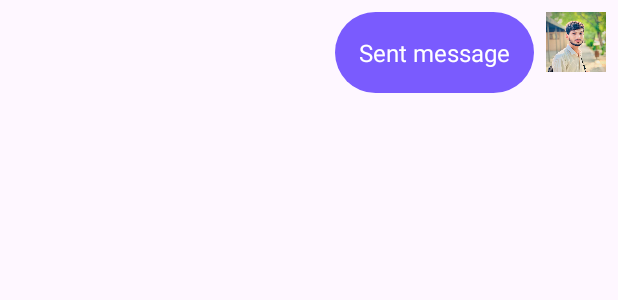
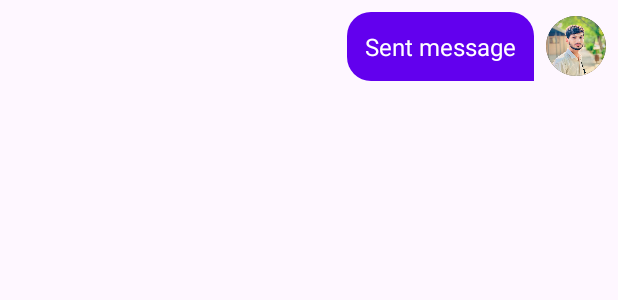
Before and after one commit to AbrarAli-SE/Echo-I, an Android app: the layout chat_message_item_sent.xml on its own in the app's theme, with its tools: preview values and no code run, on a phone screen of 412 x 824 dp. Shown: the top 300 px of the screen. Run offline under Robolectric (Android 15) with nearby library versions, the phone set to English and light mode, and no system bars.

Commit message:
Chat interface implemented

```diff
--- /dev/null
+++ b/app/src/main/res/drawable/baseline_arrow_back_ios_new_24.xml
@@ -0,0 +1,5 @@
+<vector xmlns:android="http://schemas.android.com/apk/res/android" android:height="24dp" android:tint="#000000" android:viewportHeight="24" android:viewportWidth="24" android:width="24dp">
+
+    <path android:fillColor="@android:color/white" android:pathData="M17.77,3.77l-1.77,-1.77l-10,10l10,10l1.77,-1.77l-8.23,-8.23z"/>
+
+</vector>
--- /dev/null
+++ b/app/src/main/res/drawable/circular_image_background.xml
@@ -0,0 +1,6 @@
+<?xml version="1.0" encoding="utf-8"?>
+<shape xmlns:android="http://schemas.android.com/apk/res/android"
+    android:shape="oval">
+    <solid android:color="@android:color/transparent"/>
+    <stroke android:width="5dp" android:color="#000000"/>
+</shape>
--- /dev/null
+++ b/app/src/main/res/drawable/rounded_input_background.xml
@@ -0,0 +1,5 @@
+<?xml version="1.0" encoding="utf-8"?>
+<shape xmlns:android="http://schemas.android.com/apk/res/android">
+    <solid android:color="#FFFFFF"/>
+    <corners android:radius="16dp"/>
+</shape>
--- /dev/null
+++ b/app/src/main/res/drawable/rounded_recycler_background.xml
@@ -0,0 +1,6 @@
+<?xml version="1.0" encoding="utf-8"?>
+<shape xmlns:android="http://schemas.android.com/apk/res/android">
+    <solid android:color="#FFFFFF"/>
+    <corners android:radius="5dp"/>
+    <shadow android:dx="0dp" android:dy="1dp" android:radius="1dp" android:color="#80000000"/>
+</shape>
--- a/app/src/main/res/drawable/sent_message_background.xml
+++ b/app/src/main/res/drawable/sent_message_background.xml
@@ -1,4 +1,9 @@
 <?xml version="1.0" encoding="utf-8"?>
-<selector xmlns:android="http://schemas.android.com/apk/res/android">
-
-</selector>
+<shape xmlns:android="http://schemas.android.com/apk/res/android">
+    <solid android:color="#6200EE"/>
+    <corners
+        android:topLeftRadius="16dp"
+        android:topRightRadius="16dp"
+        android:bottomLeftRadius="16dp"
+        android:bottomRightRadius="0dp"/>
+</shape>
--- a/app/src/main/res/layout/chat_message_item.xml
+++ b/app/src/main/res/layout/chat_message_item_sent.xml
@@ -9,8 +9,8 @@
     <LinearLayout
         android:layout_width="wrap_content"
         android:layout_height="wrap_content"
-        android:background="@drawable/cr60b7a5bfe"
-        android:padding="16dp"
+        android:background="@drawable/sent_message_background"
+        android:padding="12dp"
         android:orientation="vertical"
         android:layout_marginEnd="8dp">
 
@@ -32,6 +32,8 @@
         android:src="@drawable/abraralipic"
         android:contentDescription="User Picture"
         android:scaleType="centerCrop"
-        android:background="@drawable/cr60bffffff"/>
+        android:background="@drawable/circular_image_background"
+        android:clipToOutline="true"
+        android:layout_gravity="center"/>
 
 </LinearLayout>
```
Also changed, not shown: app/src/main/res/drawable/received_message_background.xml (added, +13 -0 lines), app/src/main/res/drawable/rounded_button_background.xml (added, +15 -0 lines), app/src/main/res/layout/chat_interface.xml (+21 -12 lines), app/src/main/res/layout/chat_message_item_received.xml (added, +38 -0 lines), app/src/main/res/drawable/ai_robot_04_3d1.png (added).
